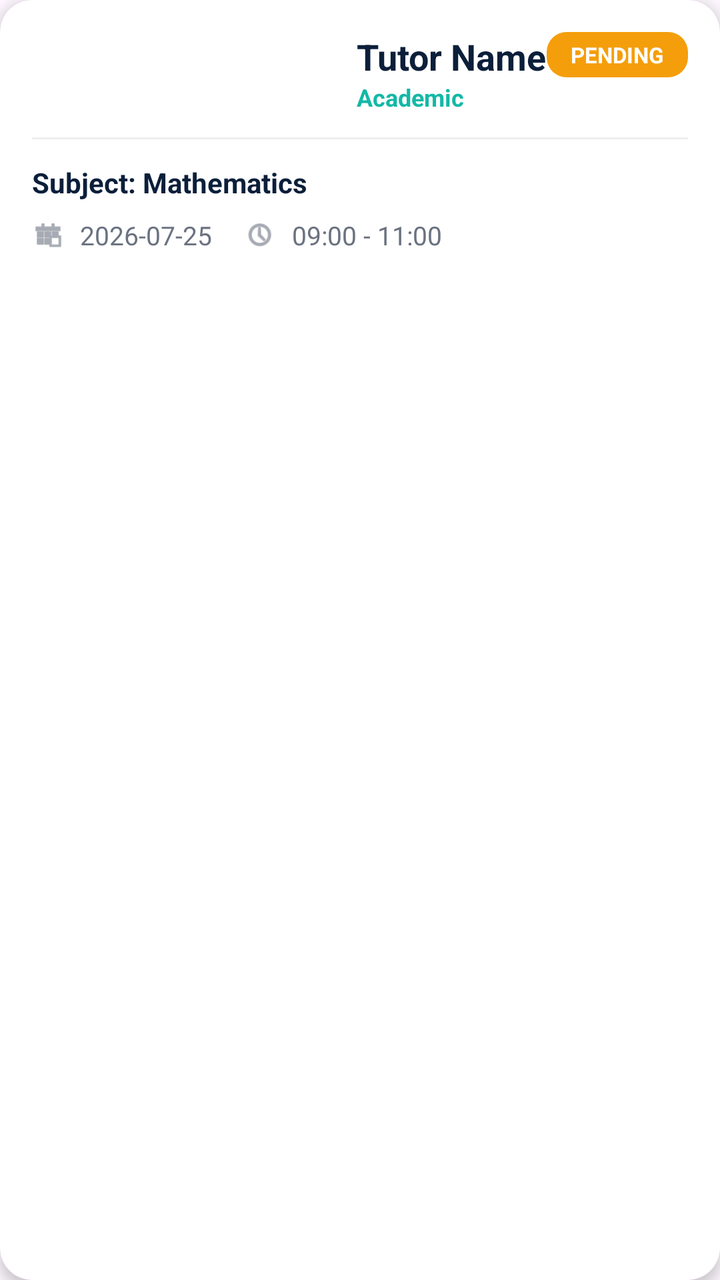
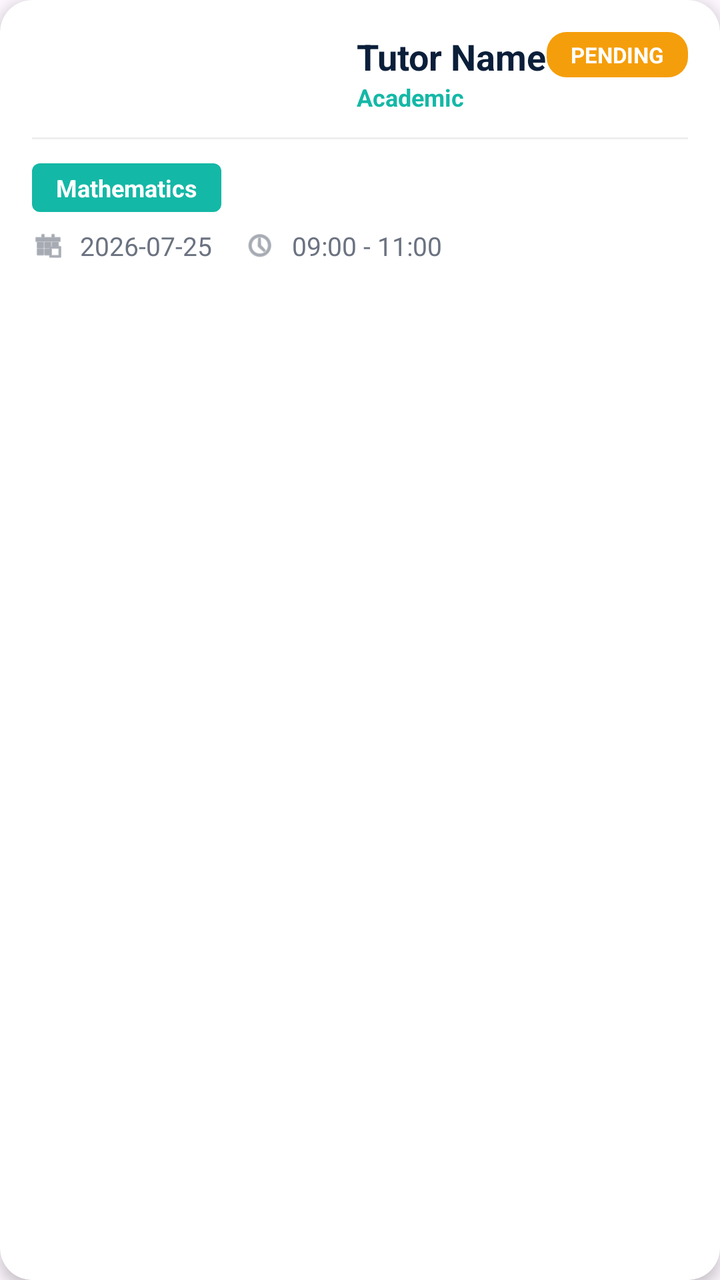

Before-and-after screenshots of an Android layout around one commit, followed by the original layout XML and the change that was made.
<!-- AndroidManifest.xml: application theme Theme.UniAssist -->
<!-- res/layout/item_booking_detail.xml -->
<?xml version="1.0" encoding="utf-8"?>
<androidx.cardview.widget.CardView xmlns:android="http://schemas.android.com/apk/res/android"
    xmlns:app="http://schemas.android.com/apk/res-auto"
    android:layout_width="match_parent"
    android:layout_height="wrap_content"
    android:layout_marginHorizontal="16dp"
    android:layout_marginVertical="8dp"
    app:cardCornerRadius="16dp"
    app:cardElevation="4dp">

    <LinearLayout
        android:layout_width="match_parent"
        android:layout_height="wrap_content"
        android:orientation="vertical"
        android:padding="16dp">

        <RelativeLayout
            android:layout_width="match_parent"
            android:layout_height="wrap_content">

            <LinearLayout
                android:layout_width="wrap_content"
                android:layout_height="wrap_content"
                android:orientation="vertical"
                android:layout_toStartOf="@id/tvStatusChip">

                <TextView
                    android:id="@+id/tvTutorName"
                    android:layout_width="wrap_content"
                    android:layout_height="wrap_content"
                    android:text="Tutor Name"
                    android:textColor="@color/primary"
                    android:textSize="18sp"
                    android:textStyle="bold" />

                <TextView
                    android:id="@+id/tvTutorDomain"
                    android:layout_width="wrap_content"
                    android:layout_height="wrap_content"
                    android:text="Academic"
                    android:textColor="@color/accent"
                    android:textSize="12sp"
                    android:textStyle="bold" />
            </LinearLayout>

            <TextView
                android:id="@+id/tvStatusChip"
                android:layout_width="wrap_content"
                android:layout_height="wrap_content"
                android:layout_alignParentEnd="true"
                android:background="@drawable/bg_pending_badge"
                android:paddingHorizontal="12dp"
                android:paddingVertical="4dp"
                android:text="PENDING"
                android:textColor="@color/white"
                android:textSize="11sp"
                android:textStyle="bold" />
        </RelativeLayout>

        <View
            android:layout_width="match_parent"
            android:layout_height="1dp"
            android:layout_marginVertical="12dp"
            android:background="#EEEEEE" />

        <TextView
            android:id="@+id/tvSubject"
            android:layout_width="match_parent"
            android:layout_height="wrap_content"
            android:text="Subject: Mathematics"
            android:textColor="@color/text_primary"
            android:textSize="14sp"
            android:textStyle="bold" />

        <LinearLayout
            android:layout_width="match_parent"
            android:layout_height="wrap_content"
            android:layout_marginTop="8dp"
            android:gravity="center_vertical"
            android:orientation="horizontal">

            <ImageView
                android:layout_width="16dp"
                android:layout_height="16dp"
                android:src="@android:drawable/ic_menu_today"
                app:tint="@color/text_secondary" />

            <TextView
                android:id="@+id/tvDate"
                android:layout_width="wrap_content"
                android:layout_height="wrap_content"
                android:layout_marginStart="8dp"
                android:text="2026-07-25"
                android:textColor="@color/text_secondary"
                android:textSize="13sp" />

            <ImageView
                android:layout_width="16dp"
                android:layout_height="16dp"
                android:layout_marginStart="16dp"
                android:src="@android:drawable/ic_menu_recent_history"
                app:tint="@color/text_secondary" />

            <TextView
                android:id="@+id/tvTime"
                android:layout_width="wrap_content"
                android:layout_height="wrap_content"
                android:layout_marginStart="8dp"
                android:text="09:00 - 11:00"
                android:textColor="@color/text_secondary"
                android:textSize="13sp" />
        </LinearLayout>

        <LinearLayout
            android:id="@+id/llActions"
            android:layout_width="match_parent"
            android:layout_height="wrap_content"
            android:layout_marginTop="16dp"
            android:orientation="horizontal">

            <Button
                android:id="@+id/btnCancel"
                style="@style/Widget.Material3.Button.OutlinedButton"
                android:layout_width="0dp"
                android:layout_height="wrap_content"
                android:layout_weight="1"
                android:text="Cancel Request"
                android:textColor="@color/error"
                app:strokeColor="@color/error"
                android:visibility="gone"/>

            <Button
                android:id="@+id/btnJoin"
                android:layout_width="0dp"
                android:layout_height="wrap_content"
                android:layout_weight="1"
                android:backgroundTint="@color/accent"
                android:text="Join Session"
                android:textColor="@color/white"
                android:visibility="gone"/>

            <Button
                android:id="@+id/btnDemoPayment"
                android:layout_width="0dp"
                android:layout_height="wrap_content"
                android:layout_weight="1"
                android:layout_marginStart="8dp"
                android:text="Demo: Mark Paid"
                android:textColor="#F59E0B"
                style="@style/Widget.Material3.Button.OutlinedButton"
                app:strokeColor="#F59E0B"
                android:visibility="gone"
                android:stateListAnimator="@null"/>
        </LinearLayout>

        <LinearLayout
            android:id="@+id/llReportReschedule"
            android:layout_width="match_parent"
            android:layout_height="wrap_content"
            android:layout_marginTop="8dp"
            android:orientation="horizontal"
            android:visibility="gone">

            <TextView
                android:id="@+id/tvReport"
                android:layout_width="0dp"
                android:layout_height="wrap_content"
                android:layout_weight="1"
                android:text="Report Lateness"
                android:textColor="@color/error"
                android:textSize="12sp"
                android:textStyle="bold"
                android:padding="8dp"
                android:gravity="center"
                android:clickable="true"
                android:focusable="true"
                android:foreground="?attr/selectableItemBackground"/>

            <View
                android:layout_width="1dp"
                android:layout_height="16dp"
                android:layout_gravity="center"
                android:background="#DDDDDD" />

            <TextView
                android:id="@+id/tvReschedule"
                android:layout_width="0dp"
                android:layout_height="wrap_content"
                android:layout_weight="1"
                android:text="Request Reschedule"
                android:textColor="@color/accent"
                android:textSize="12sp"
                android:textStyle="bold"
                android:padding="8dp"
                android:gravity="center"
                android:clickable="true"
                android:focusable="true"
                android:foreground="?attr/selectableItemBackground"/>
        </LinearLayout>

    </LinearLayout>

</androidx.cardview.widget.CardView>
<!-- resources referenced by this layout -->
<resources>
  <color name="accent">#14B8A6</color>
  <color name="error">#EF4444</color>
  <color name="primary">#0B1F3A</color>
  <color name="text_primary">#0B1F3A</color>
  <color name="text_secondary">#6B7280</color>
  <color name="white">#FFFFFF</color>
  <!-- drawable bg_pending_badge (drawable) -->
  <?xml version="1.0" encoding="utf-8"?>
  <shape xmlns:android="http://schemas.android.com/apk/res/android"
      android:shape="rectangle">
      <solid android:color="@color/pending_orange" />
      <corners android:radius="10dp" />
  </shape>
  <style name="Theme.UniAssist" parent="Base.Theme.UniAssist">
          <item name="android:windowTranslucentStatus">false</item>
          <item name="android:windowDrawsSystemBarBackgrounds">true</item>
          <item name="android:statusBarColor">@color/primary</item>
      </style>
  <color name="pending_orange">#F59E0B</color>
  <style name="Base.Theme.UniAssist" parent="Theme.Material3.DayNight.NoActionBar">
          
          
      </style>
</resources>

<!-- the commit's change to res/layout/item_booking_detail.xml (unified diff, before → after) -->
@@ -65,11 +65,14 @@
 
         <TextView
             android:id="@+id/tvSubject"
-            android:layout_width="match_parent"
-            android:layout_height="wrap_content"
-            android:text="Subject: Mathematics"
-            android:textColor="@color/text_primary"
-            android:textSize="14sp"
+            android:layout_width="wrap_content"
+            android:layout_height="wrap_content"
+            android:background="@drawable/bg_domain_chip"
+            android:paddingHorizontal="12dp"
+            android:paddingVertical="4dp"
+            android:text="Mathematics"
+            android:textColor="@color/white"
+            android:textSize="12sp"
             android:textStyle="bold" />
 
         <LinearLayout
<!-- resource entries referenced after the edit -->
@@ -3,9 +3,15 @@
   <color name="accent">#14B8A6</color>
   <color name="error">#EF4444</color>
   <color name="primary">#0B1F3A</color>
-  <color name="text_primary">#0B1F3A</color>
   <color name="text_secondary">#6B7280</color>
   <color name="white">#FFFFFF</color>
+  <!-- drawable bg_domain_chip (drawable) -->
+  <?xml version="1.0" encoding="utf-8"?>
+  <shape xmlns:android="http://schemas.android.com/apk/res/android"
+      android:shape="rectangle">
+      <corners android:radius="4dp" />
+      <solid android:color="@color/colorAccent" />
+  </shape>
   <!-- drawable bg_pending_badge (drawable) -->
   <?xml version="1.0" encoding="utf-8"?>
   <shape xmlns:android="http://schemas.android.com/apk/res/android"
@@ -18,6 +24,7 @@
           <item name="android:windowDrawsSystemBarBackgrounds">true</item>
           <item name="android:statusBarColor">@color/primary</item>
       </style>
+  <color name="colorAccent">#14B8A6</color>
   <color name="pending_orange">#F59E0B</color>
   <style name="Base.Theme.UniAssist" parent="Theme.Material3.DayNight.NoActionBar">
           
